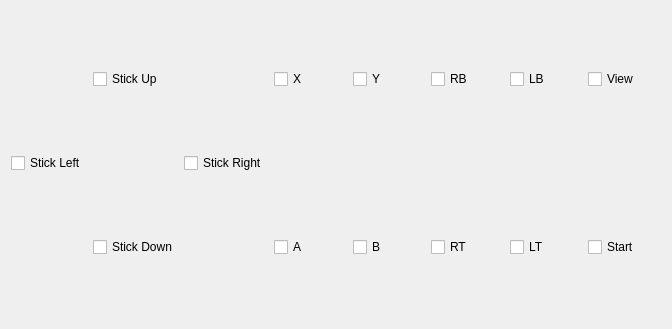
Before: the Qt Designer form XBOFS.win.qt5/DebuggingWidget.ui in OOPMan/XBOFS.win, drawn with Qt 5.
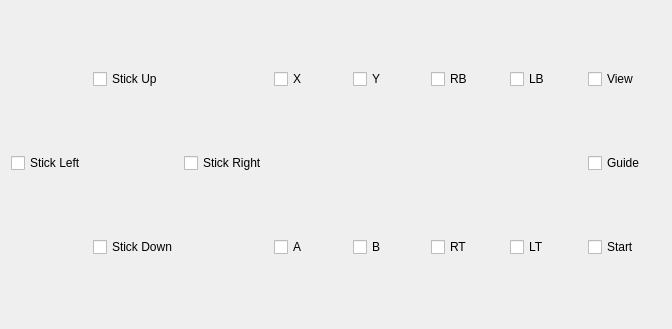
After: the same form once the commit is applied.

The edit to the form file:
```diff
--- a/XBOFS.win.qt5/DebuggingWidget.ui
+++ b/XBOFS.win.qt5/DebuggingWidget.ui
@@ -112,6 +112,13 @@
      </property>
     </widget>
    </item>
+   <item row="1" column="8">
+    <widget class="QCheckBox" name="guideCheckBox">
+     <property name="text">
+      <string>Guide</string>
+     </property>
+    </widget>
+   </item>
   </layout>
  </widget>
  <resources/>
```
